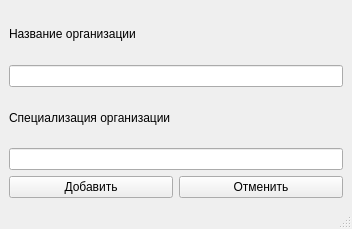
First picture: the form in 5 term/DB/ZilbermanPublisher/Views/HelpView/addcustomerview.ui, repository relsa228/CPP-university-projects, before the edit.
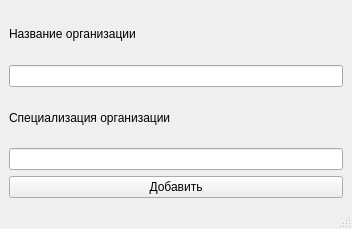
Second picture: the form after the edit.

```diff
--- a/5 term/DB/ZilbermanPublisher/Views/HelpView/addcustomerview.ui
+++ b/5 term/DB/ZilbermanPublisher/Views/HelpView/addcustomerview.ui
@@ -48,13 +48,6 @@
         </property>
        </widget>
       </item>
-      <item>
-       <widget class="QPushButton" name="pushButton_2">
-        <property name="text">
-         <string>Отменить</string>
-        </property>
-       </widget>
-      </item>
      </layout>
     </item>
    </layout>
```
Left out of the diff: 4 changed lines with no effect on the pictures.
